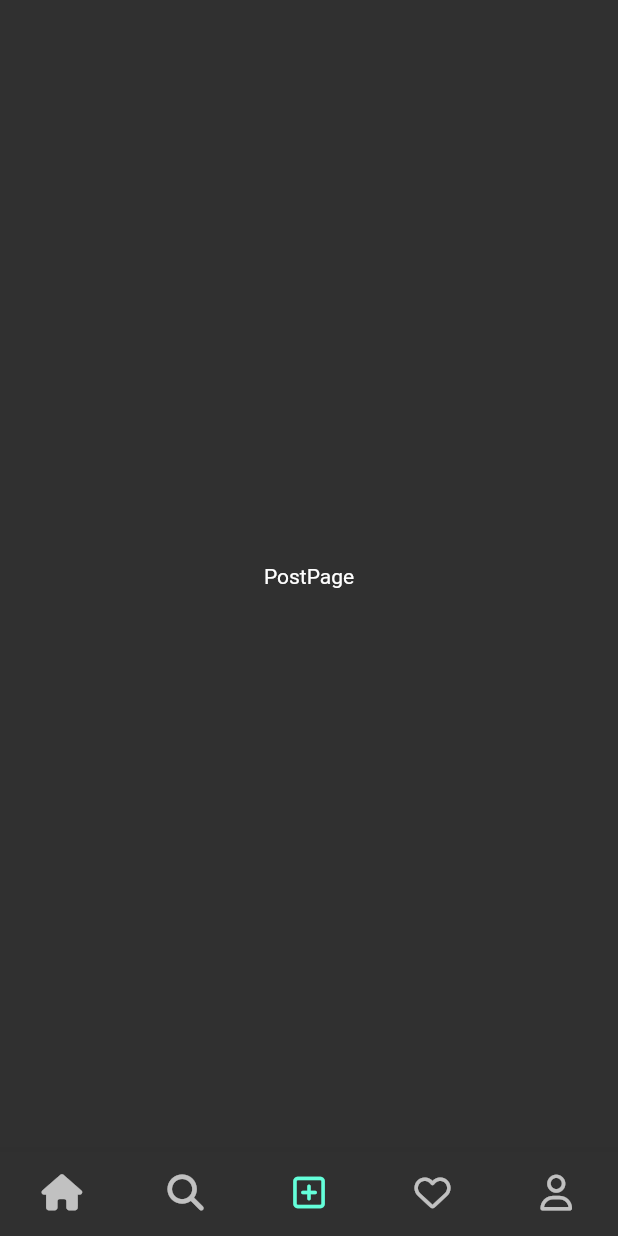
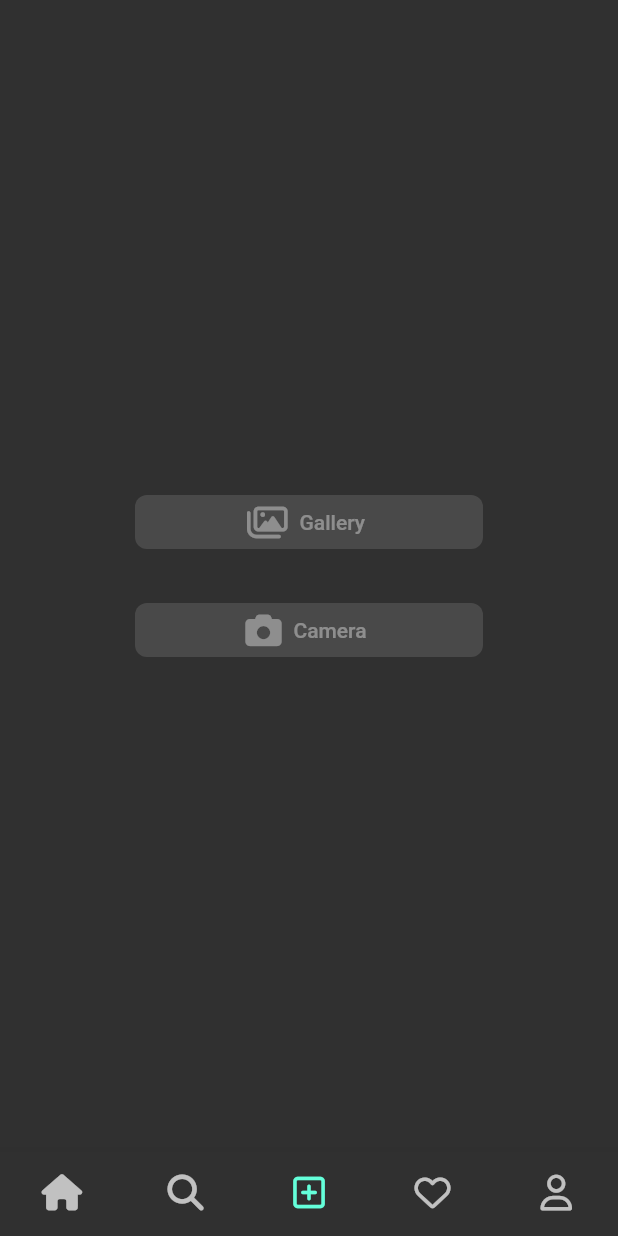
Before and after one commit to uetomo186/slr_sharemap, a Flutter app: the screen it shows after launch, item 3 of the bottom bar chosen, on a phone screen of 412 x 824 dp. Run offline on Flutter 3.47's test engine with Material 2 defaults, Android fonts, the phone set to English and light mode, and no system bars; our stand-ins replace cloud_firestore, firebase_auth, firebase_core, fluttertoast, font_awesome_flutter, google_sign_in; missing offline and left inert: dart:html; accounts and stored records are empty.

Commit message:
カメラUIを実装

```diff
--- a/lib/view/post/page/post_page.dart
+++ b/lib/view/post/page/post_page.dart
@@ -1,12 +1,35 @@
 import 'package:flutter/material.dart';
+import 'package:font_awesome_flutter/font_awesome_flutter.dart';
+import 'package:slr_sharemap/generated/l10n.dart';
+import 'package:slr_sharemap/view/common/components/button_with_icon.dart';
 
 class PostPage extends StatelessWidget {
   @override
   Widget build(BuildContext context) {
     return Scaffold(
       body: Center(
-        child: Text("PostPage"),
-      ),
+          child: Padding(
+        padding: const EdgeInsets.symmetric(horizontal: 90.0),
+        child: Column(
+          mainAxisAlignment: MainAxisAlignment.center,
+          crossAxisAlignment: CrossAxisAlignment.stretch,
+          children: <Widget>[
+            ButtonWithIcon(
+              iconData: FontAwesomeIcons.images,
+              label: S.of(context).gallery,
+              onPressed: null,
+            ),
+            SizedBox(
+              height: 24.0,
+            ),
+            ButtonWithIcon(
+              iconData: FontAwesomeIcons.camera,
+              label: S.of(context).camera,
+              onPressed: null,
+            ),
+          ],
+        ),
+      )),
     );
   }
 }
```
